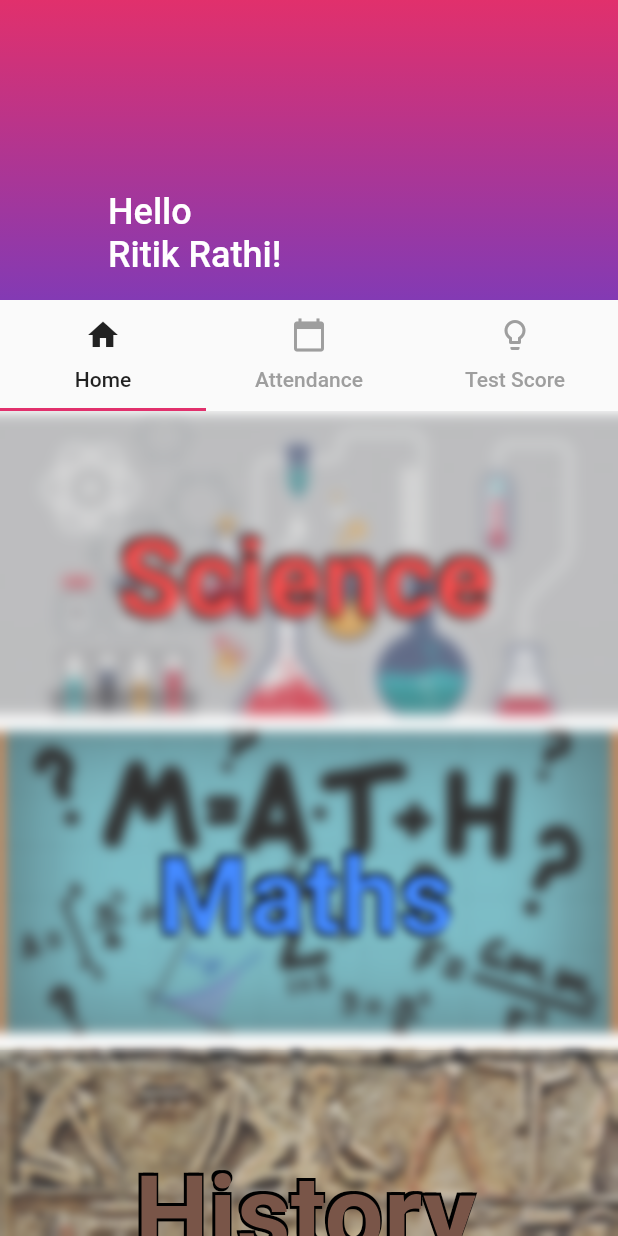
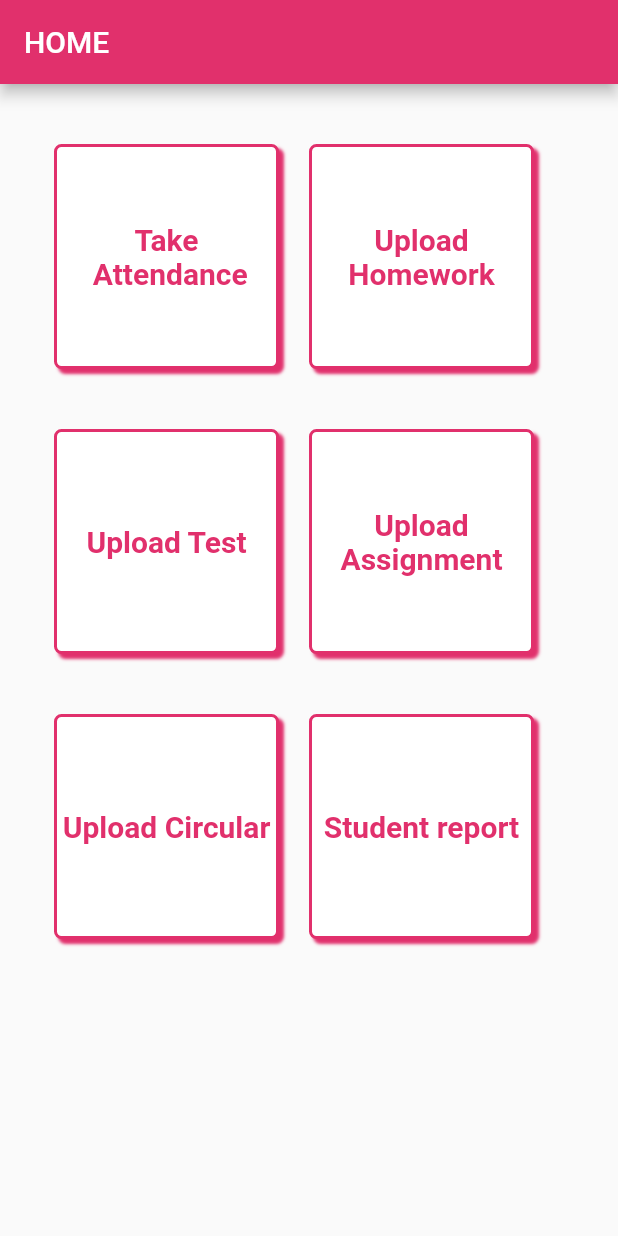
Before and after one commit to ritik-rathi/techshiksha, a Flutter app: the screen it shows after launch, on a phone screen of 412 x 824 dp. Run offline on Flutter 3.47's test engine with Material 2 defaults, Android fonts, the phone set to English and light mode, and no system bars; our stand-ins replace cloud_firestore, firebase_auth, flutter_calendar_carousel, font_awesome_flutter, image_picker; missing offline and left inert: flutter_pdf_viewer; accounts and stored records are empty.

Commit message:
started with teacher screens

```diff
--- a/lib/main.dart
+++ b/lib/main.dart
@@ -10,6 +10,9 @@ import 'student_screens/nav.dart';
 import 'student_screens/ncert.dart';
 import 'student_screens/hw.dart';
 import 'student_screens/profile.dart';
+import 'teacher_screen/opening.dart';
+import 'teacher_screen/takeAttendance.dart';
+import 'teacher_screen/upload.dart';
 
 void main(){
   runApp(MyApp());
@@ -25,7 +28,7 @@ class MyApp extends StatelessWidget{
         theme: ThemeData.light(),
         routes: {
           '.':(context) => EntryScreen(),
-          '/home':(context)=> MainScreen(),
+          '/home':(context)=> TeacherMain(),
           '/science': (context) => SubjectViewModel(),
           '/navscreen':(context)=>NavigationScreen(),
           '/ncert': (context) => Ncert(),
@@ -34,7 +37,9 @@ class MyApp extends StatelessWidget{
           '/Scores':(context)=> TestScore(),
           // '/drawer': (context) => Drawer1()
           '/SubScore' : (context) => Scores(),
-          '/hw' : (context) => Hw()
+          '/hw' : (context) => Hw(),
+          '/take': (context) => TakeAttendance(),
+          '/upload': (context) => Upload()
         },
     );
   }
--- a/lib/student_screens/main_screen.dart
+++ b/lib/student_screens/main_screen.dart
@@ -50,7 +50,7 @@ class MainScreenState extends State<MainScreen>
                         title: Text("Hello\nRitik Rathi!",
                             style: TextStyle(
                               color: Colors.white,
-                              fontSize: 16.0,
+                              fontSize: 25.0,
                             )),
                         background: DecoratedBox(
                           decoration: new BoxDecoration(
--- a/lib/student_screens/subjects.dart
+++ b/lib/student_screens/subjects.dart
@@ -19,17 +19,17 @@ final subjects = [
   new Subjects(
       sub: 'Science',
       imgPath: 'assets/science_col.png',
-      color1: Colors.cyan[50],
+      color1: Colors.red[100],
       color2: Colors.redAccent),
   new Subjects(
       sub: 'Maths',
       imgPath: 'assets/math_icon.png',
-      color1: Colors.yellow,
+      color1: Colors.blue[100],
       color2: Colors.blueAccent),
   new Subjects(
       sub: 'History',
       imgPath: 'assets/his_col.jpg',
-      color1: Colors.orange[50],
+      color1: Colors.brown[200],
       color2: Colors.brown),
   new Subjects(
       sub: 'Civics',
--- /dev/null
+++ b/lib/teacher_screen/opening.dart
@@ -0,0 +1,95 @@
+import 'package:flutter/material.dart';
+
+class Titles {
+  String title;
+  String path;
+
+  Titles({this.path, this.title});
+}
+
+final titles = [
+  new Titles(title: 'Take\n Attendance', path: '/take'),
+  new Titles(title: 'Upload Homework', path: '/upload'),
+  new Titles(title: 'Upload Test', path: '/upload'),
+  new Titles(title: 'Upload Assignment', path: '/upload'),
+  new Titles(title: 'Upload Circular', path: '/upload'),
+  new Titles(title: 'Student report', path: '/upload'),
+];
+
+class Containers extends StatelessWidget {
+  final Titles t;
+  Containers({this.t});
+  @override
+  Widget build(BuildContext context) {
+    return GestureDetector(
+      onTap: () {
+        Navigator.pushNamed(context, t.path);
+      },
+      child: Container(
+        margin: EdgeInsets.only(right: 20),
+        height: 150,
+        width: 150,
+        decoration: BoxDecoration(
+            boxShadow: [
+              new BoxShadow(
+                  color: Color(0xFFE1306C), offset: Offset(3, 3), blurRadius: 1)
+            ],
+            color: Colors.white,
+            border: Border.all(width: 2, color: Color(0xFFE1306C)),
+            borderRadius: BorderRadius.circular(5)),
+        child: Center(
+          child: Text(
+            t.title,
+            style: TextStyle(
+                color: Color(0xFFE1306C),
+                fontSize: 20,
+                fontWeight: FontWeight.bold),
+                textAlign: TextAlign.center,
+          ),
+        ),
+      ),
+    );
+  }
+}
+
+class TeacherMain extends StatelessWidget {
+  @override
+  Widget build(BuildContext context) {
+    return Scaffold(
+      appBar: AppBar(
+        title: Text('HOME'),
+        backgroundColor: Color(0xFFE1306C),
+      ),
+      body: ListView(
+        children: <Widget>[
+          SizedBox(
+            height: 40,
+          ),
+          Row(
+            mainAxisAlignment: MainAxisAlignment.center,
+            children: <Widget>[
+              Containers(t: titles[0]),
+              Containers(t: titles[1]),
+            ],
+          ),
+          SizedBox(height: 40),
+          Row(
+            mainAxisAlignment: MainAxisAlignment.center,
+            children: <Widget>[
+              Containers(t: titles[2]),
+              Containers(t: titles[3]),
+            ],
+          ),
+          SizedBox(height: 40),
+          Row(
+            mainAxisAlignment: MainAxisAlignment.center,
+            children: <Widget>[
+              Containers(t: titles[4]),
+              Containers(t: titles[5]),
+            ],
+          ),
+        ],
+      ),
+    );
+  }
+}
--- a/pubspec.yaml
+++ b/pubspec.yaml
@@ -22,6 +22,8 @@ dependencies:
     sdk: flutter
   flutter_calendar_carousel: 1.3.15+3
   flutter_pdf_viewer: ^0.0.5
+  image_picker: 0.5.0+6
+  #image_picker_saver: ^0.1.0
   #flutter_pdf_viewer: ^0.2.1
 
   # The following adds the Cupertino Icons font to your application.
```
Also changed, not shown: lib/student_screens/nav.dart (+22 -7 lines), lib/student_screens/testscores.dart (+9 -4 lines), lib/teacher_screen/takeAttendance.dart (added, +59 -0 lines), lib/teacher_screen/upload.dart (added, +37 -0 lines).
